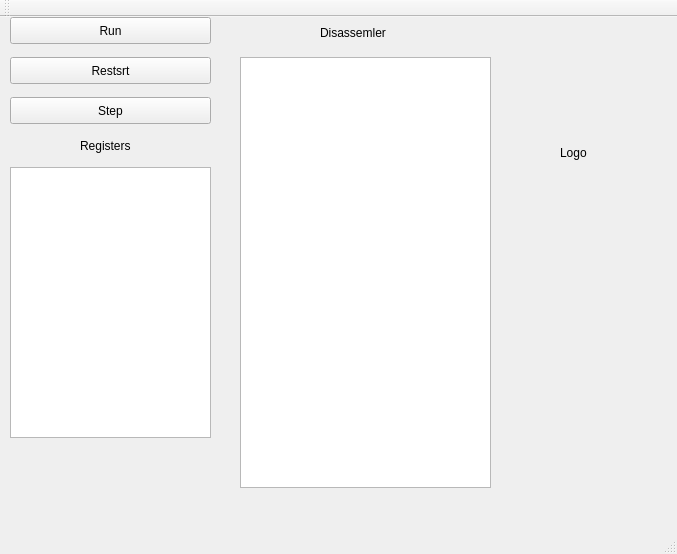
Old version of the form config/mainwindow.ui in the repository StasLatGTTT/pdp11.
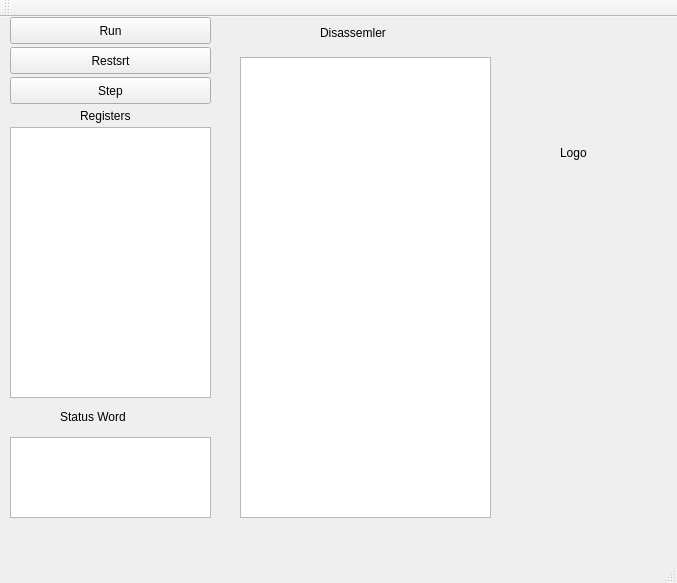
New version of the form.

```diff
--- a/config/mainwindow.ui
+++ b/config/mainwindow.ui
@@ -7,7 +7,7 @@
     <x>0</x>
     <y>0</y>
     <width>677</width>
-    <height>554</height>
+    <height>583</height>
    </rect>
   </property>
   <property name="windowTitle">
@@ -31,7 +31,7 @@
     <property name="geometry">
      <rect>
       <x>80</x>
-      <y>120</y>
+      <y>90</y>
       <width>67</width>
       <height>17</height>
      </rect>
@@ -44,7 +44,7 @@
     <property name="geometry">
      <rect>
       <x>10</x>
-      <y>40</y>
+      <y>30</y>
       <width>201</width>
       <height>27</height>
      </rect>
@@ -57,7 +57,7 @@
     <property name="geometry">
      <rect>
       <x>10</x>
-      <y>80</y>
+      <y>60</y>
       <width>201</width>
       <height>27</height>
      </rect>
@@ -70,7 +70,7 @@
     <property name="geometry">
      <rect>
       <x>10</x>
-      <y>150</y>
+      <y>110</y>
       <width>201</width>
       <height>271</height>
      </rect>
@@ -82,7 +82,7 @@
       <x>240</x>
       <y>40</y>
       <width>251</width>
-      <height>431</height>
+      <height>461</height>
      </rect>
     </property>
    </widget>
@@ -112,6 +112,29 @@
      <string>Logo</string>
     </property>
    </widget>
+   <widget class="QLabel" name="label_4">
+    <property name="geometry">
+     <rect>
+      <x>60</x>
+      <y>390</y>
+      <width>91</width>
+      <height>20</height>
+     </rect>
+    </property>
+    <property name="text">
+     <string>Status Word</string>
+    </property>
+   </widget>
+   <widget class="QTableWidget" name="tableWidget_3">
+    <property name="geometry">
+     <rect>
+      <x>10</x>
+      <y>420</y>
+      <width>201</width>
+      <height>81</height>
+     </rect>
+    </property>
+   </widget>
   </widget>
   <widget class="QMenuBar" name="menuBar">
    <property name="geometry">
```
